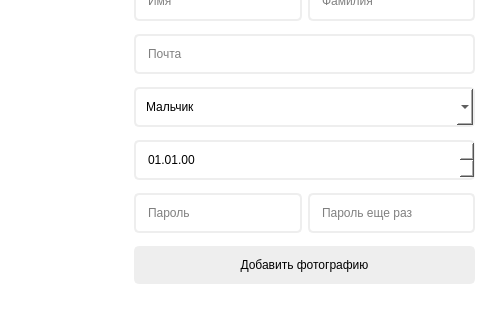
First picture: the form in ui/create_account.ui, repository OCCCAS/Yandex, before the edit; both pictures show x 386 to 887 and y 146 to 466 of the 887 by 599 pixel window.
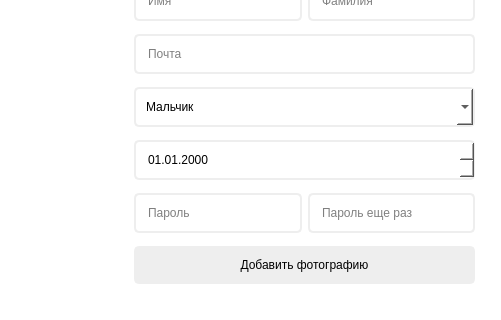
Second picture: the form after the edit. Icons and pictures are not drawn. Custom widgets are drawn as their Qt base class.

What changed in the file:
```diff
--- a/ui/create_account.ui
+++ b/ui/create_account.ui
@@ -154,7 +154,7 @@
        <enum>QDateTimeEdit::DaySection</enum>
       </property>
       <property name="displayFormat">
-       <string>dd.MM.yy</string>
+       <string>dd.MM.yyyy</string>
       </property>
       <property name="calendarPopup">
        <bool>false</bool>
```
